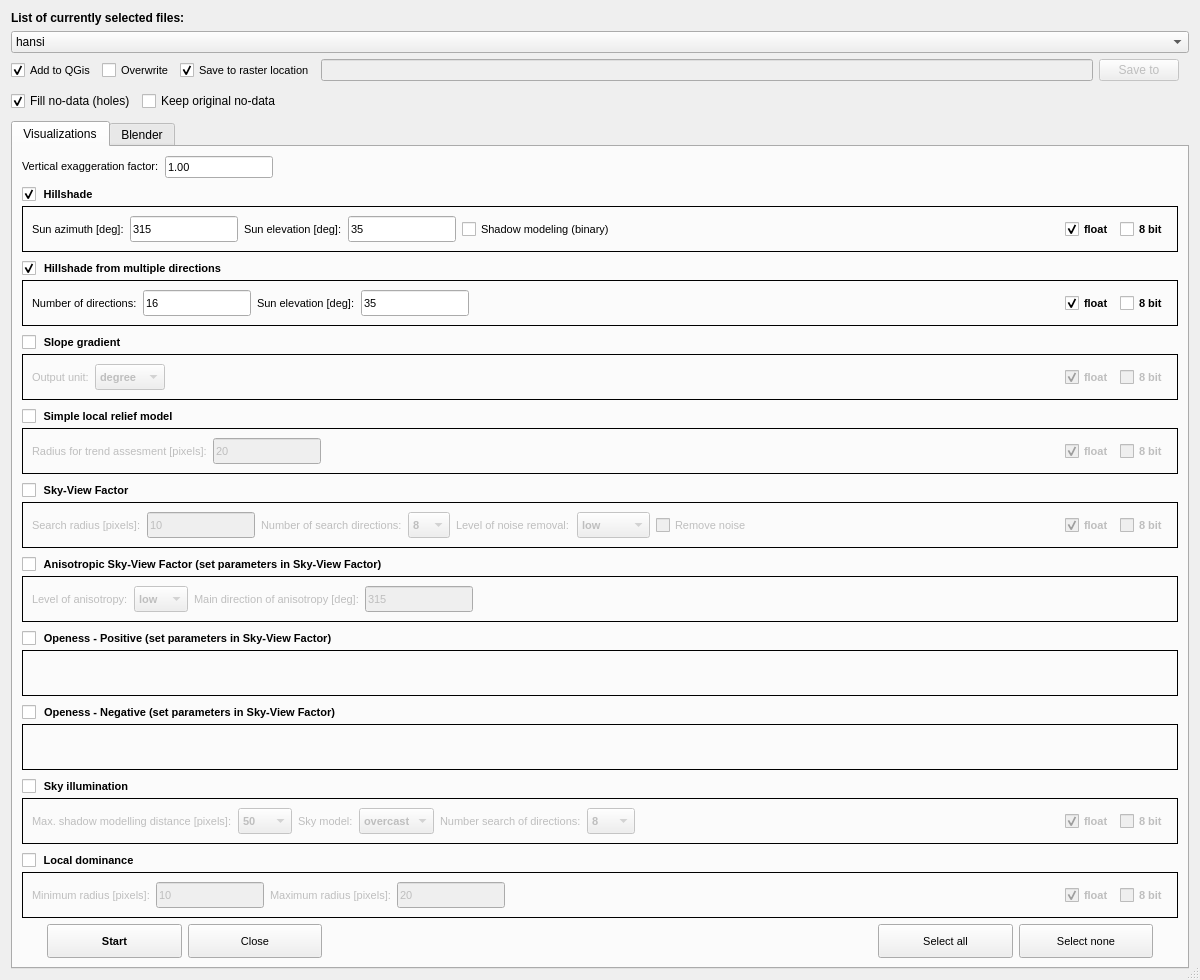
The window that qrvt_dialog_base.ui (EarthObservation/rvt-qgis) describes before a commit, drawn with Qt 5.
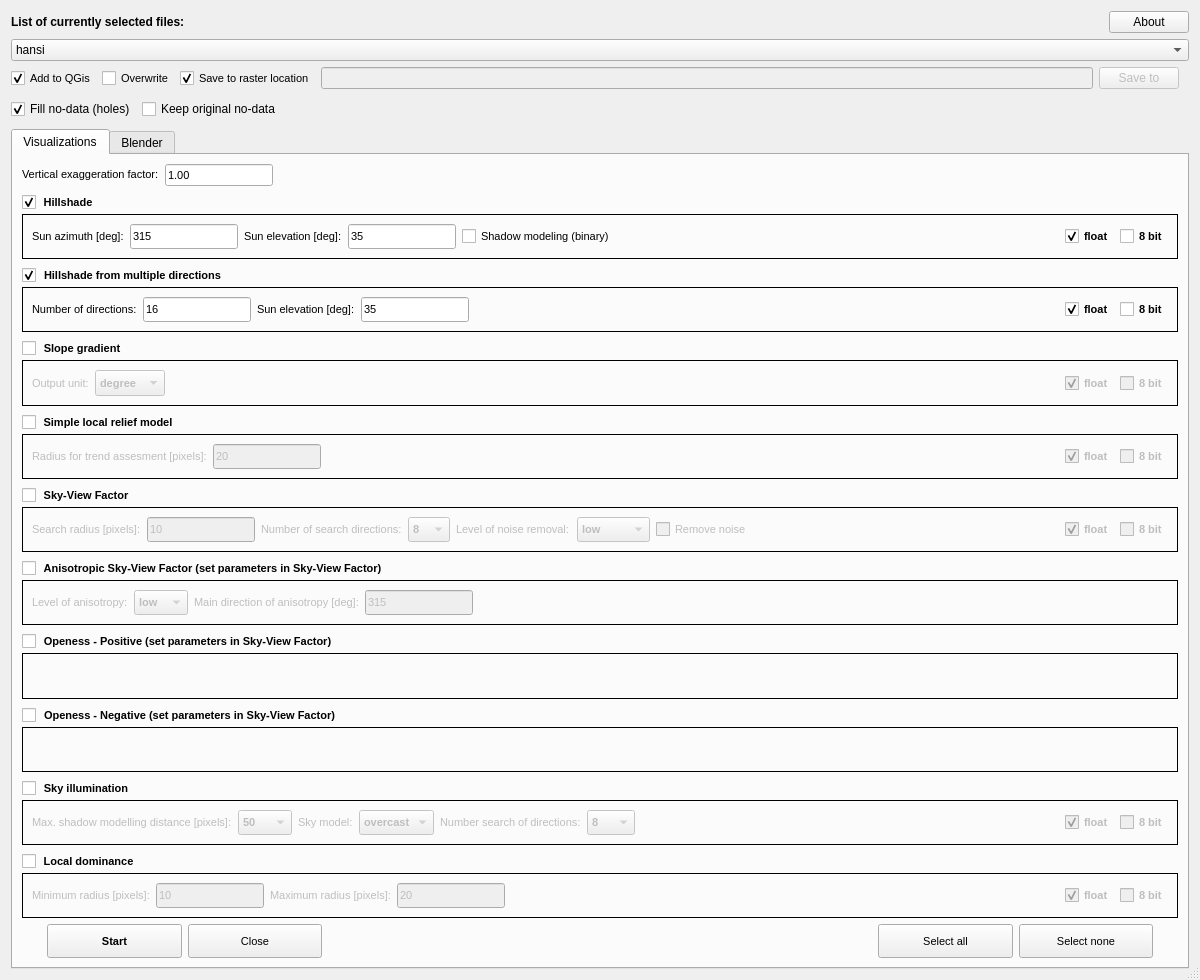
The same window after the commit. Custom widgets are drawn as their Qt base class.

What changed in the file:
```diff
--- a/qrvt_dialog_base.ui
+++ b/qrvt_dialog_base.ui
@@ -56,11 +56,51 @@
   </property>
   <layout class="QVBoxLayout" name="verticalLayout_8">
    <item>
-    <layout class="QGridLayout" name="gridLayout_5" rowstretch="0,0,0">
+    <layout class="QGridLayout" name="gridLayout_5" rowstretch="0,0,0,0,0,0,0">
      <property name="sizeConstraint">
       <enum>QLayout::SetMinAndMaxSize</enum>
      </property>
-     <item row="2" column="0">
+     <item row="5" column="0">
+      <widget class="QgsCheckableComboBox" name="select_input_files">
+       <property name="sizePolicy">
+        <sizepolicy hsizetype="Expanding" vsizetype="Preferred">
+         <horstretch>0</horstretch>
+         <verstretch>0</verstretch>
+        </sizepolicy>
+       </property>
+       <property name="minimumSize">
+        <size>
+         <width>0</width>
+         <height>0</height>
+        </size>
+       </property>
+       <property name="maximumSize">
+        <size>
+         <width>16777215</width>
+         <height>16777215</height>
+        </size>
+       </property>
+       <property name="currentText">
+        <string>hansi</string>
+       </property>
+       <item>
+        <property name="text">
+         <string>hansi</string>
+        </property>
+       </item>
+       <item>
+        <property name="text">
+         <string>beta</string>
+        </property>
+       </item>
+       <item>
+        <property name="text">
+         <string>zeta</string>
+        </property>
+       </item>
+      </widget>
+     </item>
+     <item row="6" column="0">
       <layout class="QVBoxLayout" name="verticalLayout_7" stretch="0,1,30">
        <property name="sizeConstraint">
         <enum>QLayout::SetMinAndMaxSize</enum>
@@ -6185,47 +6225,9 @@
        </item>
       </layout>
      </item>
-     <item row="1" column="0">
-      <widget class="QgsCheckableComboBox" name="select_input_files">
-       <property name="sizePolicy">
-        <sizepolicy hsizetype="Expanding" vsizetype="Preferred">
-         <horstretch>0</horstretch>
-         <verstretch>0</verstretch>
-        </sizepolicy>
-       </property>
-       <property name="minimumSize">
-        <size>
-         <width>0</width>
-         <height>0</height>
-        </size>
-       </property>
-       <property name="maximumSize">
-        <size>
-         <width>16777215</width>
-         <height>16777215</height>
-        </size>
-       </property>
-       <property name="currentText">
-        <string>hansi</string>
-       </property>
+     <item row="2" column="0">
+      <layout class="QHBoxLayout" name="horizontalLayout_25">
        <item>
-        <property name="text">
-         <string>hansi</string>
-        </property>
-       </item>
-       <item>
-        <property name="text">
-         <string>beta</string>
-        </property>
-       </item>
-       <item>
-        <property name="text">
-         <string>zeta</string>
-        </property>
-       </item>
-      </widget>
-     </item>
-     <item row="0" column="0">
       <widget class="QLabel" name="label_14">
        <property name="sizePolicy">
         <sizepolicy hsizetype="Preferred" vsizetype="Preferred">
@@ -6255,6 +6257,34 @@
         <string>List of currently selected files:</string>
        </property>
       </widget>
+       </item>
+       <item>
+        <spacer name="horizontalSpacer_16">
+         <property name="orientation">
+          <enum>Qt::Horizontal</enum>
+         </property>
+         <property name="sizeHint" stdset="0">
+          <size>
+           <width>40</width>
+           <height>20</height>
+          </size>
+         </property>
+        </spacer>
+       </item>
+       <item>
+        <widget class="QPushButton" name="button_about">
+         <property name="sizePolicy">
+          <sizepolicy hsizetype="Preferred" vsizetype="Preferred">
+           <horstretch>0</horstretch>
+           <verstretch>0</verstretch>
+          </sizepolicy>
+         </property>
+         <property name="text">
+          <string>About</string>
+         </property>
+        </widget>
+       </item>
+      </layout>
      </item>
     </layout>
    </item>
```
Lines whose indentation alone changed are shown as unchanged.
